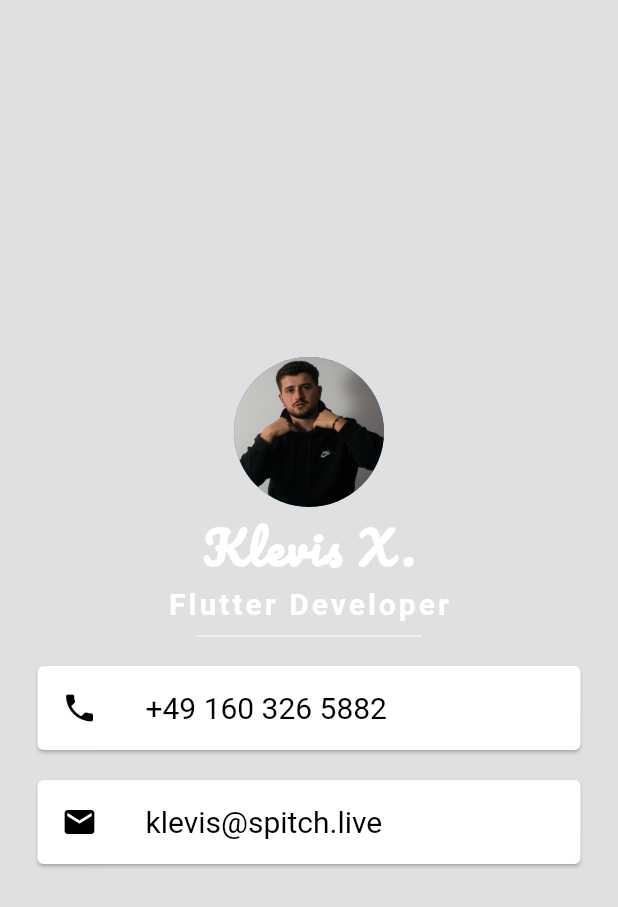
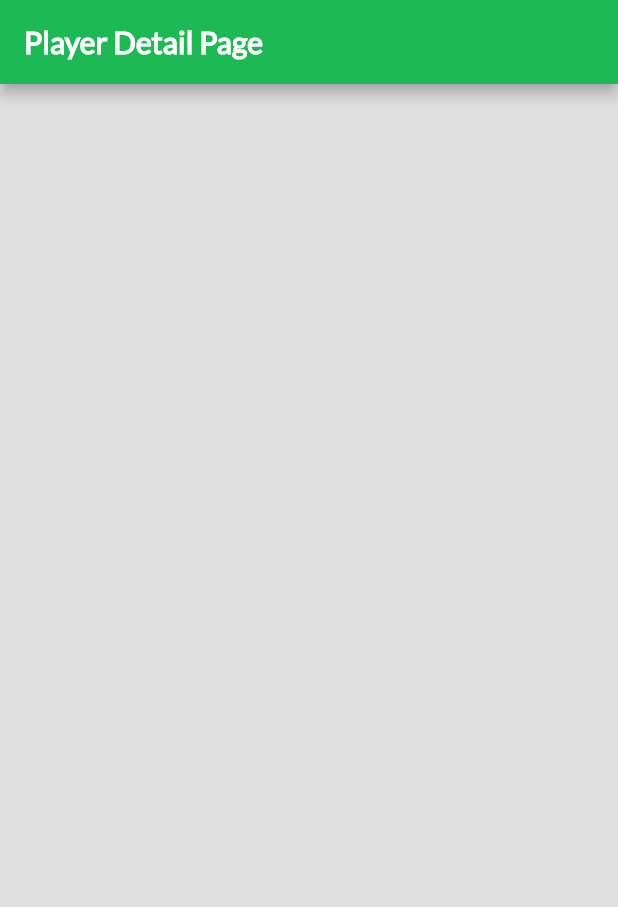
Before and after one commit to kleviss/flutter-business-card, a Flutter app: the screen it shows after launch, on a phone screen of 412 x 824 dp. Shown: the top 907 px of the screen. Run offline on Flutter 3.47's test engine with Material 2 defaults, Android fonts, the phone set to English and light mode, and no system bars; Roboto replaces fonts that are missing (IndieFlower).

Commit message:
appbar with Spitch color

```diff
--- a/lib/main.dart
+++ b/lib/main.dart
@@ -13,130 +13,17 @@ class MyApp extends StatelessWidget {
         primarySwatch: Colors.blue,
       ),
       home: Scaffold(
+        appBar: AppBar(
+          title: const Text('Player Detail Page',
+              style: TextStyle(
+                color: Colors.white,
+                fontFamily: 'Lato',
+                fontWeight: FontWeight.bold,
+              )),
+          backgroundColor: const Color(0xFF1DB954),
+        ),
         backgroundColor: Colors.black12,
-        body: SafeArea(
-          child: Center(
-            child: Column(
-              mainAxisAlignment: MainAxisAlignment.center,
-              crossAxisAlignment: CrossAxisAlignment.center,
-              children: const <Widget>[
-                CircleAvatar(
-                  radius: 50.0,
-                  backgroundImage: AssetImage('images/klevis.jpeg'),
-                ),
-                Text(
-                  'Klevis X.',
-                  style: TextStyle(
-                    color: Colors.white,
-                    fontSize: 30.0,
-                    fontWeight: FontWeight.bold,
-                    letterSpacing: 2.0,
-                    fontFamily: 'Pacifico',
-                  ),
-                ),
-                Text(
-                  'Flutter Developer',
-                  style: TextStyle(
-                    color: Colors.white,
-                    fontSize: 20.0,
-                    fontWeight: FontWeight.bold,
-                    letterSpacing: 2.0,
-                    fontFamily: 'IndieFlower',
-                  ),
-                ),
-                SizedBox(
-                  height: 20.0,
-                  width: 150.0,
-                  child: Divider(
-                    color: Colors.white,
-                  ),
-                ),
-                Card(
-                  color: Colors.white,
-                  margin:
-                      EdgeInsets.symmetric(vertical: 10.0, horizontal: 25.0),
-                  child: ListTile(
-                    leading: Icon(
-                      Icons.phone,
-                      color: Colors.black,
-                    ),
-                    title: Text(
-                      '+49 160 326 5882',
-                      style: TextStyle(
-                        color: Colors.black,
-                        fontSize: 20.0,
-                        fontFamily: 'IndieFlower',
-                      ),
-                    ),
-                  ),
-                ),
-                Card(
-                  color: Colors.white,
-                  margin:
-                      EdgeInsets.symmetric(vertical: 10.0, horizontal: 25.0),
-                  child: ListTile(
-                    leading: Icon(
-                      Icons.email,
-                      color: Colors.black,
-                    ),
-                    title: Text(
-                      'klevis@spitch.live',
-                      style: TextStyle(
-                        color: Colors.black,
-                        fontSize: 20.0,
-                        fontFamily: 'IndieFlower',
-                      ),
-                    ),
-                  ),
-                ),
-              ],
-            ),
-          ),
-        ),
       ),
     );
   }
 }
-
-// FIRST HELLO WORLD APP
-// return MaterialApp(
-//       title: 'Flutter Demo',
-//       theme: ThemeData(
-//         primarySwatch: Colors.blue,
-//       ),
-//       home: Scaffold(
-//         backgroundColor: Colors.black12,
-//         appBar: AppBar(
-//           title: const Text('Flutter'),
-//           backgroundColor: Colors.blueGrey[900],
-//         ),
-//         body: Center(
-//           child: Column(
-//             children: const <Widget>[
-//               Text(
-//                 'Hello Word!!',
-//                 style: TextStyle(
-//                   color: Colors.white,
-//                   fontSize: 30.0,
-//                   fontWeight: FontWeight.bold,
-//                   letterSpacing: 2.0,
-//                   fontFamily: 'IndieFlower',
-//                 ),
-//               ),
-//               Text(
-//                 'I am a Flutter Developer',
-//                 style: TextStyle(
-//                   color: Colors.white,
-//                   fontSize: 20.0,
-//                   fontWeight: FontWeight.bold,
-//                   letterSpacing: 2.0,
-//                   fontFamily: 'IndieFlower',
-//                 ),
-//               ),
-//               Image(image: NetworkImage('https://picsum.photos/250?image=1')),
-//               Image(image: AssetImage('images/devlife.jpg'))
-//             ],
-//           ),
-//         ),
-//       ),
-//     );
```
